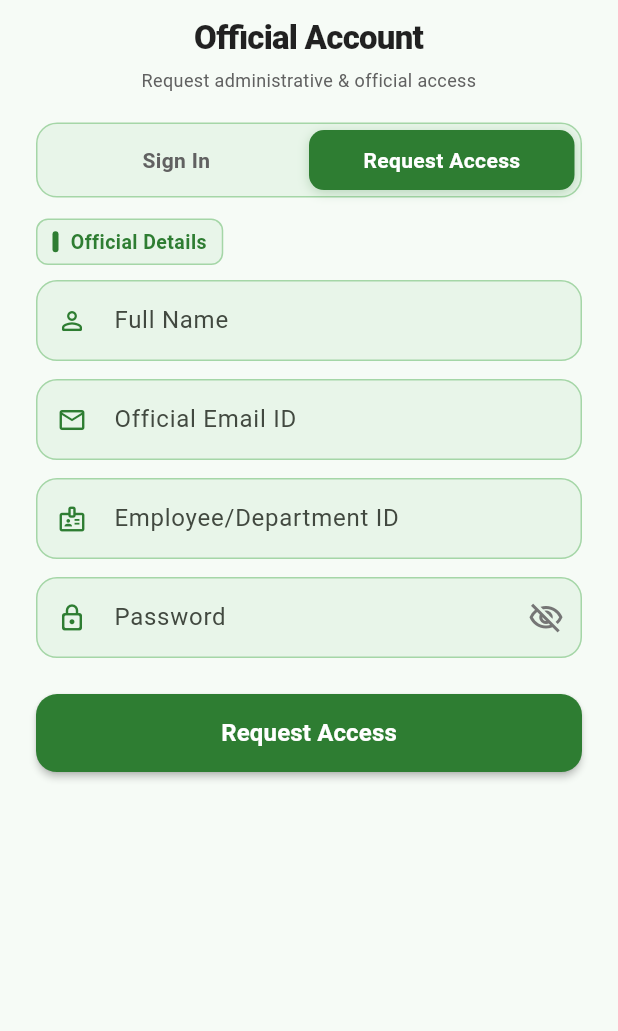
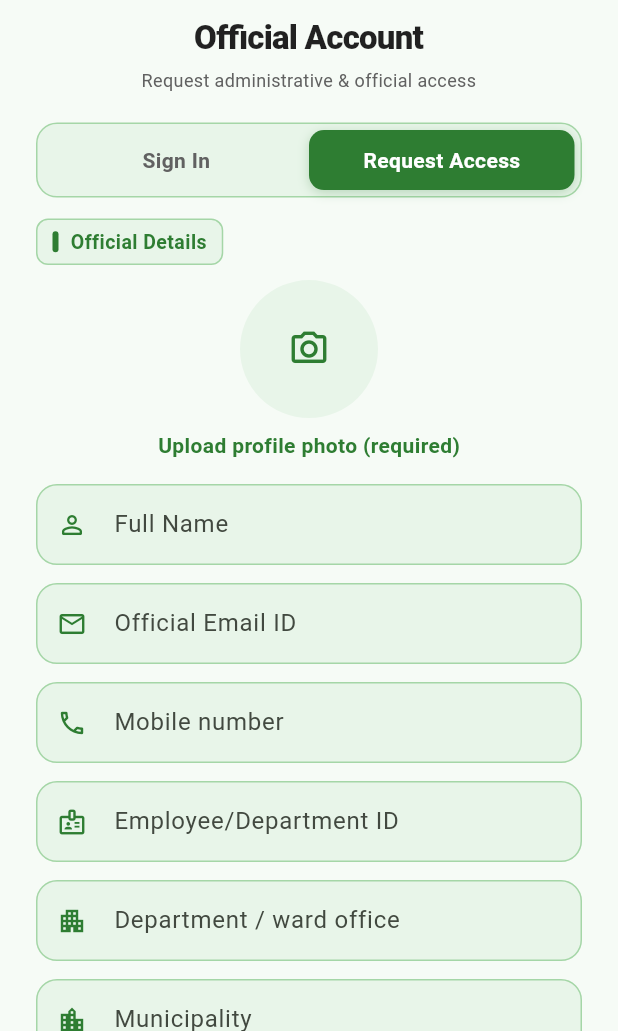
Before and after one commit to Sanchita391/HAMRO_FIX, a Flutter app: the OfficialSignupPage screen opened directly, on a phone screen of 412 x 824 dp, the part 205-1236 px from its top. Run offline on Flutter 3.47's test engine with Material 3 defaults, Android fonts, the phone set to English and light mode, and no system bars; our stand-ins replace cloud_firestore, firebase_auth, firebase_core, firebase_messaging, firebase_storage, flutter_map and 3 more; accounts and stored records are empty.

```diff
--- a/lib/screens/auth/official/official_signup.dart
+++ b/lib/screens/auth/official/official_signup.dart
@@ -2,9 +2,13 @@
 // HamroFix - Official Access Request (invite / admin-issued accounts)
 // ============================================================================
 
+import 'dart:io';
+
 import 'package:flutter/material.dart';
 import 'package:flutter/services.dart';
+import 'package:image_picker/image_picker.dart';
 
+import 'package:hamro_fix/core/l10n/app_locale.dart';
 import 'package:hamro_fix/screens/auth/landing_page.dart';
 import 'package:hamro_fix/screens/auth/official/official_login.dart';
 import 'package:hamro_fix/services/auth_messages.dart';
@@ -22,19 +26,29 @@ class _OfficialSignupPageState extends State<OfficialSignupPage> {
 
   final _fullNameController = TextEditingController();
   final _emailController = TextEditingController();
+  final _phoneController = TextEditingController();
   final _employeeIdController = TextEditingController();
-  final _passwordController = TextEditingController();
+  final _departmentController = TextEditingController();
+  final _municipalityController = TextEditingController();
 
   bool _isEnglish = true;
-  bool _obscurePassword = true;
   bool _isLoading = false;
+  XFile? _profileImage;
+
+  @override
+  void initState() {
+    super.initState();
+    _isEnglish = AppLocale.instance.isEnglish;
+  }
 
   @override
   void dispose() {
     _fullNameController.dispose();
     _emailController.dispose();
+    _phoneController.dispose();
     _employeeIdController.dispose();
-    _passwordController.dispose();
+    _departmentController.dispose();
+    _municipalityController.dispose();
     super.dispose();
   }
 
@@ -73,23 +87,24 @@ class _OfficialSignupPageState extends State<OfficialSignupPage> {
     return null;
   }
 
+  String? _validatePhone(String? v) {
+    final digits = (v ?? '').replaceAll(RegExp(r'\D'), '');
+    if (digits.isEmpty) {
+      return _isEnglish ? 'Mobile number is required' : 'मोबाइल नम्बर आवश्यक छ';
+    }
+    if (digits.length < 10) {
+      return _isEnglish
+          ? 'Enter a valid 10-digit mobile number'
+          : 'मान्य १० अङ्कको मोबाइल नम्बर लेख्नुहोस्';
+    }
+    return null;
+  }
+
   String? _validateEmployeeId(String? v) {
     if (v == null || v.trim().isEmpty) {
       return _isEnglish
           ? 'Employee/Department ID is required'
           : 'कर्मचारी/शाखा आईडी आवश्यक छ';
-    }
-    return null;
-  }
-
-  String? _validatePassword(String? v) {
-    if (v == null || v.isEmpty) {
-      return _isEnglish ? 'Password is required' : 'पासवर्ड आवश्यक छ';
-    }
-    if (v.length < 8) {
-      return _isEnglish
-          ? 'Minimum 8 characters required'
-          : 'कम्तीमा ८ अक्षर चाहिन्छ';
     }
     return null;
   }
@@ -106,14 +121,26 @@ class _OfficialSignupPageState extends State<OfficialSignupPage> {
       );
       return;
     }
+    if (_profileImage == null) {
+      _showSnack(
+        _isEnglish
+            ? 'Please upload your profile photo for verification'
+            : 'प्रमाणीकरणका लागि प्रोफाइल तस्बिर हाल्नुहोस्',
+        isError: true,
+      );
+      return;
+    }
 
     setState(() => _isLoading = true);
     try {
       await AuthServices().requestOfficialAccess(
         fullName: _fullNameController.text,
         email: _emailController.text,
+        phone: _phoneController.text,
         employeeId: _employeeIdController.text,
-        password: _passwordController.text,
+        department: _departmentController.text.trim(),
+        municipality: _municipalityController.text.trim(),
+        profileImage: _profileImage,
       );
     } catch (e) {
       if (!mounted) return;
@@ -259,7 +286,10 @@ class _OfficialSignupPageState extends State<OfficialSignupPage> {
             child: TextButton.icon(
               onPressed: () {
                 HapticFeedback.selectionClick();
-                setState(() => _isEnglish = !_isEnglish);
+                setState(() {
+                  _isEnglish = !_isEnglish;
+                  AppLocale.instance.setEnglish(_isEnglish);
+                });
               },
               icon: const Icon(Icons.language_rounded, size: 18),
               label: Text(
@@ -399,6 +429,44 @@ class _OfficialSignupPageState extends State<OfficialSignupPage> {
                   ),
                 ),
                 _sectionHeader('Official Details', 'आधिकारिक विवरणहरू'),
+                Center(
+                  child: GestureDetector(
+                    onTap: () async {
+                      final file = await ImagePicker().pickImage(
+                        source: ImageSource.gallery,
+                        imageQuality: 80,
+                      );
+                      if (file != null) setState(() => _profileImage = file);
+                    },
+                    child: CircleAvatar(
+                      radius: 46,
+                      backgroundColor: const Color(0xFFE8F5E9),
+                      backgroundImage: _profileImage == null
+                          ? null
+                          : FileImage(File(_profileImage!.path)),
+                      child: _profileImage == null
+                          ? const Icon(
+                              Icons.camera_alt_outlined,
+                              color: Color(0xFF2E7D32),
+                              size: 28,
+                            )
+                          : null,
+                    ),
+                  ),
+                ),
+                const SizedBox(height: 8),
+                Center(
+                  child: Text(
+                    _isEnglish
+                        ? 'Upload profile photo (required)'
+                        : 'प्रोफाइल तस्बिर हाल्नुहोस् (आवश्यक)',
+                    style: const TextStyle(
+                      color: Color(0xFF2E7D32),
+                      fontWeight: FontWeight.w600,
+                    ),
+                  ),
+                ),
+                const SizedBox(height: 16),
                 TextFormField(
                   controller: _fullNameController,
                   textCapitalization: TextCapitalization.words,
@@ -426,6 +494,17 @@ class _OfficialSignupPageState extends State<OfficialSignupPage> {
                 ),
                 const SizedBox(height: 12),
                 TextFormField(
+                  controller: _phoneController,
+                  keyboardType: TextInputType.phone,
+                  validator: _validatePhone,
+                  decoration: _inputDecoration(
+                    label: _isEnglish ? 'Mobile number' : 'मोबाइल नम्बर',
+                    hint: '98XXXXXXXX',
+                    icon: Icons.phone_outlined,
+                  ),
+                ),
+                const SizedBox(height: 12),
+                TextFormField(
                   controller: _employeeIdController,
                   validator: _validateEmployeeId,
                   decoration: _inputDecoration(
@@ -438,23 +517,33 @@ class _OfficialSignupPageState extends State<OfficialSignupPage> {
                 ),
                 const SizedBox(height: 12),
                 TextFormField(
-                  controller: _passwordController,
-                  obscureText: _obscurePassword,
-                  validator: _validatePassword,
+                  controller: _departmentController,
+                  textCapitalization: TextCapitalization.words,
                   decoration: _inputDecoration(
-                    label: _isEnglish ? 'Password' : 'पासवर्ड',
-                    hint: '••••••••',
-                    icon: Icons.lock_outline_rounded,
-                    suffixIcon: IconButton(
-                      icon: Icon(
-                        _obscurePassword
-                            ? Icons.visibility_off_outlined
-                            : Icons.visibility_outlined,
-                        color: Colors.grey.shade600,
-                      ),
-                      onPressed: () =>
-                          setState(() => _obscurePassword = !_obscurePassword),
-                    ),
+                    label: _isEnglish
+                        ? 'Department / ward office'
+                        : 'शाखा / वडा कार्यालय',
+                    hint: _isEnglish ? 'Ward 5 office' : 'वडा ५ कार्यालय',
+                    icon: Icons.apartment_outlined,
+                  ),
+                ),
+                const SizedBox(height: 12),
+                TextFormField(
+                  controller: _municipalityController,
+                  textCapitalization: TextCapitalization.words,
+                  decoration: _inputDecoration(
+                    label: _isEnglish ? 'Municipality' : 'नगरपालिका',
+                    hint: _isEnglish
+                        ? 'Kathmandu Metropolitan'
+                        : 'काठमाडौं महानगरपालिका',
+                    icon: Icons.location_city_outlined,
+                  ),
+                ),
+                const Padding(
+                  padding: EdgeInsets.only(top: 12, bottom: 8),
+                  child: Text(
+                    'No password is needed here. After an admin approves your request, you will receive an email to set your password.',
+                    style: TextStyle(fontSize: 13),
                   ),
                 ),
                 const SizedBox(height: 24),
```
